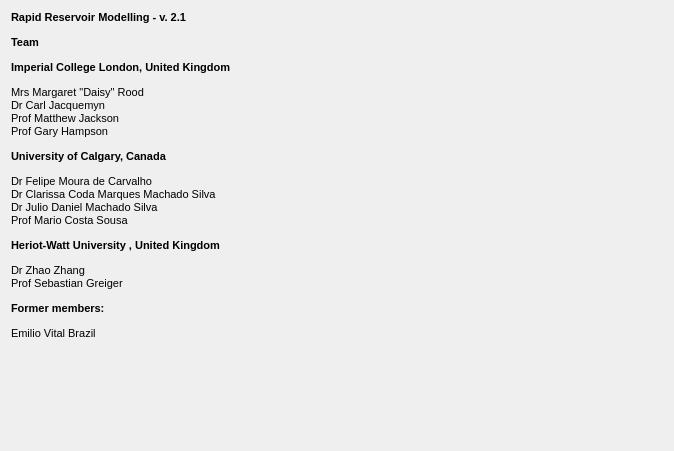
First picture: the form in src/Apps/MainWindow/About/about_widget.ui, repository jdms/rrm, before the edit.
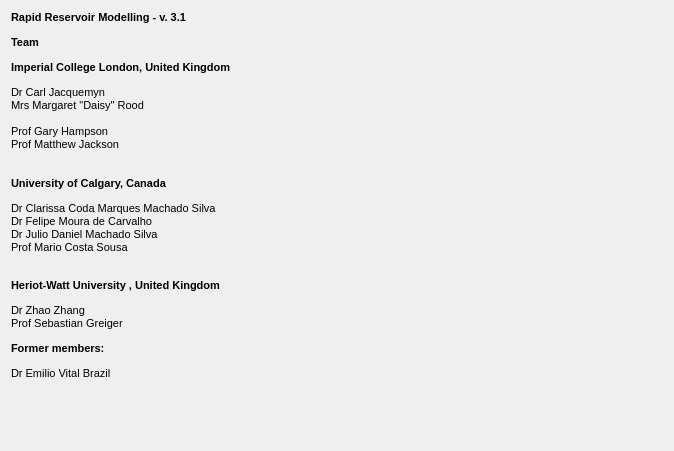
Second picture: the form after the edit. Icons and pictures are not drawn.

Commit message: Updating AboutWidget and addig save and load into File menu

Diff of the .ui file:
```diff
--- a/src/Apps/MainWindow/About/about_widget.ui
+++ b/src/Apps/MainWindow/About/about_widget.ui
@@ -35,16 +35,15 @@
 &lt;html&gt;&lt;head&gt;&lt;meta name=&quot;qrichtext&quot; content=&quot;1&quot; /&gt;&lt;style type=&quot;text/css&quot;&gt;
 p, li { white-space: pre-wrap; }
 &lt;/style&gt;&lt;/head&gt;&lt;body style=&quot; font-family:'MS Shell Dlg 2'; font-size:8pt; font-weight:400; font-style:normal;&quot;&gt;
-&lt;p style=&quot; margin-top:12px; margin-bottom:12px; margin-left:0px; margin-right:0px; -qt-block-indent:0; text-indent:0px;&quot;&gt;&lt;span style=&quot; font-weight:600;&quot;&gt;Rapid Reservoir Modelling - v. 2.1&lt;/span&gt;&lt;/p&gt;
+&lt;p style=&quot; margin-top:12px; margin-bottom:12px; margin-left:0px; margin-right:0px; -qt-block-indent:0; text-indent:0px;&quot;&gt;&lt;span style=&quot; font-weight:600;&quot;&gt;Rapid Reservoir Modelling - v. 3.1&lt;/span&gt;&lt;/p&gt;
 &lt;p style=&quot; margin-top:12px; margin-bottom:12px; margin-left:0px; margin-right:0px; -qt-block-indent:0; text-indent:0px;&quot;&gt;&lt;span style=&quot; font-weight:600;&quot;&gt;Team&lt;/span&gt;&lt;/p&gt;
 &lt;p style=&quot; margin-top:12px; margin-bottom:12px; margin-left:0px; margin-right:0px; -qt-block-indent:0; text-indent:0px;&quot;&gt;&lt;span style=&quot; font-weight:600;&quot;&gt;Imperial College London, United Kingdom&lt;/span&gt;&lt;/p&gt;
-&lt;p style=&quot; margin-top:12px; margin-bottom:12px; margin-left:0px; margin-right:0px; -qt-block-indent:0; text-indent:0px;&quot;&gt;Mrs Margaret &amp;quot;Daisy&amp;quot; Rood&lt;br /&gt;Dr Carl Jacquemyn&lt;br /&gt;Prof Matthew Jackson&lt;br /&gt;Prof Gary Hampson&lt;/p&gt;
-&lt;p style=&quot; margin-top:12px; margin-bottom:12px; margin-left:0px; margin-right:0px; -qt-block-indent:0; text-indent:0px;&quot;&gt;&lt;span style=&quot; font-weight:600;&quot;&gt;University of Calgary, Canada&lt;/span&gt;&lt;/p&gt;
-&lt;p style=&quot; margin-top:12px; margin-bottom:12px; margin-left:0px; margin-right:0px; -qt-block-indent:0; text-indent:0px;&quot;&gt;Dr Felipe Moura de Carvalho&lt;br /&gt;Dr Clarissa Coda Marques Machado Silva&lt;br /&gt;Dr Julio Daniel Machado Silva&lt;br /&gt;Prof Mario Costa Sousa&lt;/p&gt;
-&lt;p style=&quot; margin-top:12px; margin-bottom:12px; margin-left:0px; margin-right:0px; -qt-block-indent:0; text-indent:0px;&quot;&gt;&lt;span style=&quot; font-weight:600;&quot;&gt;Heriot-Watt University , United Kingdom&lt;/span&gt;&lt;/p&gt;
+&lt;p style=&quot; margin-top:12px; margin-bottom:12px; margin-left:0px; margin-right:0px; -qt-block-indent:0; text-indent:0px;&quot;&gt;Dr Carl Jacquemyn&lt;br /&gt;Mrs Margaret &amp;quot;Daisy&amp;quot; Rood&lt;br /&gt;&lt;br /&gt;Prof Gary Hampson&lt;br /&gt;Prof Matthew Jackson&lt;br /&gt;&lt;br /&gt;&lt;span style=&quot; font-weight:600;&quot;&gt;&lt;br /&gt;University of Calgary, Canada&lt;/span&gt;&lt;/p&gt;
+&lt;p style=&quot; margin-top:12px; margin-bottom:12px; margin-left:0px; margin-right:0px; -qt-block-indent:0; text-indent:0px;&quot;&gt;Dr Clarissa Coda Marques Machado Silva&lt;br /&gt;Dr Felipe Moura de Carvalho&lt;br /&gt;Dr Julio Daniel Machado Silva&lt;br /&gt;Prof Mario Costa Sousa&lt;/p&gt;
+&lt;p style=&quot; margin-top:12px; margin-bottom:12px; margin-left:0px; margin-right:0px; -qt-block-indent:0; text-indent:0px;&quot;&gt;&lt;span style=&quot; font-weight:600;&quot;&gt;&lt;br /&gt;Heriot-Watt University , United Kingdom&lt;/span&gt;&lt;/p&gt;
 &lt;p style=&quot; margin-top:12px; margin-bottom:12px; margin-left:0px; margin-right:0px; -qt-block-indent:0; text-indent:0px;&quot;&gt;Dr Zhao Zhang&lt;br /&gt;Prof Sebastian Greiger&lt;/p&gt;
 &lt;p style=&quot; margin-top:12px; margin-bottom:12px; margin-left:0px; margin-right:0px; -qt-block-indent:0; text-indent:0px;&quot;&gt;&lt;span style=&quot; font-weight:600;&quot;&gt;Former members:&lt;/span&gt;&lt;/p&gt;
-&lt;p style=&quot; margin-top:12px; margin-bottom:12px; margin-left:0px; margin-right:0px; -qt-block-indent:0; text-indent:0px;&quot;&gt;Emilio Vital Brazil&lt;/p&gt;&lt;/body&gt;&lt;/html&gt;</string>
+&lt;p style=&quot; margin-top:12px; margin-bottom:12px; margin-left:0px; margin-right:0px; -qt-block-indent:0; text-indent:0px;&quot;&gt;Dr Emilio Vital Brazil&lt;/p&gt;&lt;/body&gt;&lt;/html&gt;</string>
        </property>
       </widget>
      </item>
```
The commit also changes 2 other files.
